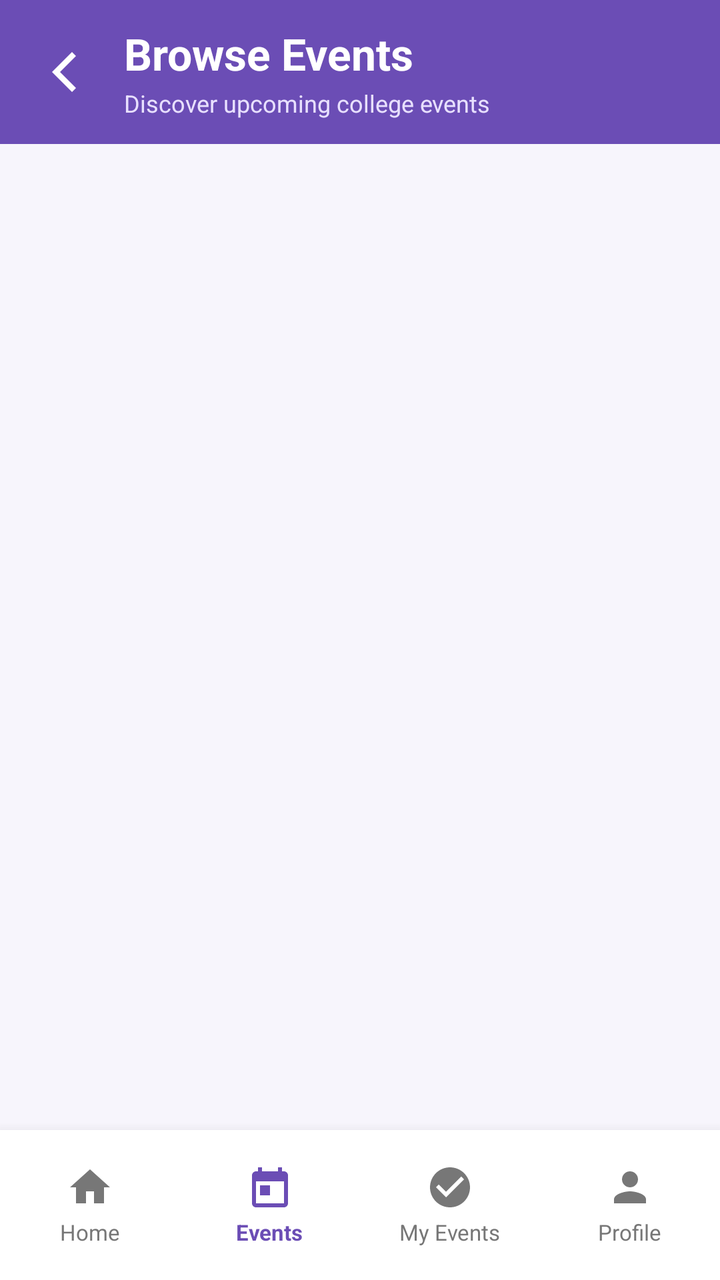
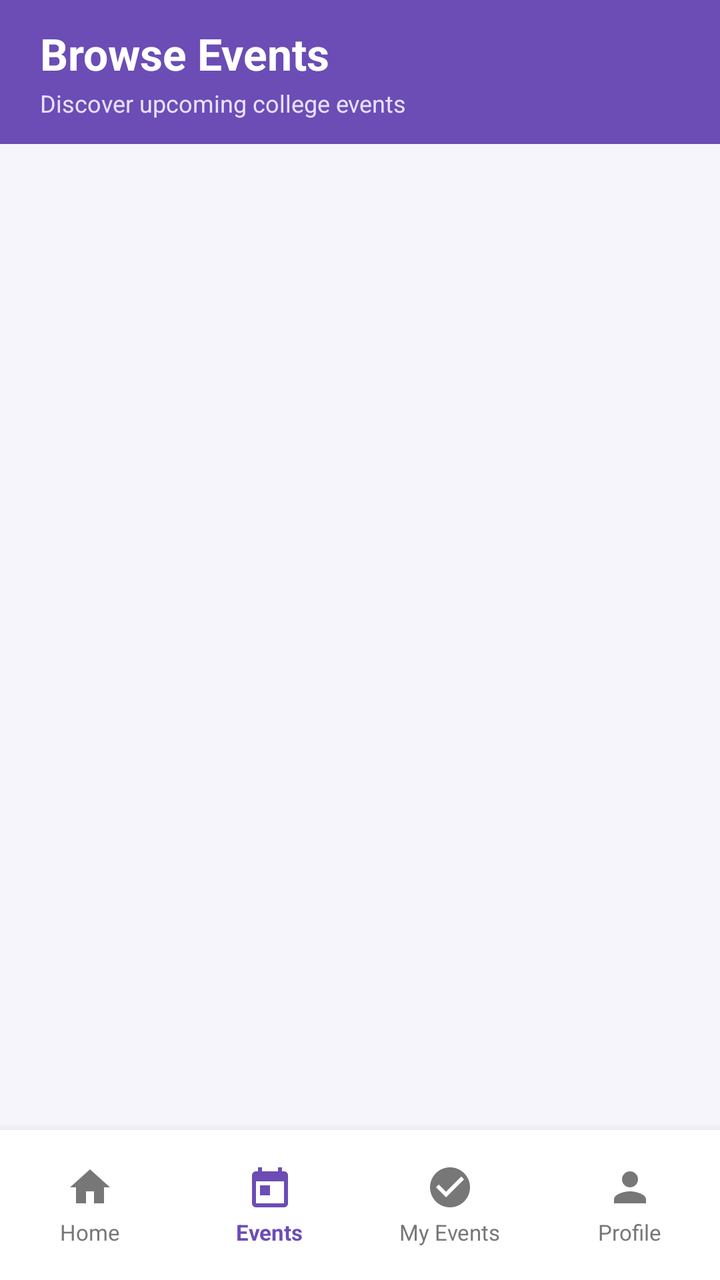

Screens rendered from an Android XML layout before and after an edit, with the pre-edit source and the edit as a unified diff.
<!-- AndroidManifest.xml: application theme Theme.CollegeEventManagement -->
<!-- res/layout/activity_browse_events.xml -->
<?xml version="1.0" encoding="utf-8"?>
<LinearLayout
    xmlns:android="http://schemas.android.com/apk/res/android"
    xmlns:app="http://schemas.android.com/apk/res-auto"
    android:layout_width="match_parent"
    android:layout_height="match_parent"
    android:orientation="vertical"
    android:background="#F7F5FC">


    
    
    

    <LinearLayout
        android:layout_width="match_parent"
        android:layout_height="wrap_content"
        android:minHeight="72dp"
        android:orientation="horizontal"
        android:gravity="center_vertical"
        android:background="#6B4DB5"
        android:paddingStart="8dp"
        android:paddingEnd="12dp">

        

        <ImageButton
            android:id="@+id/backButton"
            android:layout_width="48dp"
            android:layout_height="48dp"
            android:layout_gravity="center_vertical"
            android:background="@android:color/transparent"
            android:src="@drawable/ic_arrow_back"
            app:tint="@android:color/white"
            android:contentDescription="Back"
            android:clickable="true"
            android:focusable="true"
            android:padding="10dp" />


        

        <LinearLayout
            android:layout_width="0dp"
            android:layout_height="wrap_content"
            android:layout_weight="1"
            android:orientation="vertical"
            android:paddingStart="6dp">

            <TextView
                android:layout_width="wrap_content"
                android:layout_height="wrap_content"
                android:text="Browse Events"
                android:textColor="@android:color/white"
                android:textSize="22sp"
                android:textStyle="bold" />

            <TextView
                android:layout_width="wrap_content"
                android:layout_height="wrap_content"
                android:text="Discover upcoming college events"
                android:textColor="#E8E0FF"
                android:textSize="12sp"
                android:layout_marginTop="2dp" />

        </LinearLayout>

    </LinearLayout>


    
    
    

    <ScrollView
        android:layout_width="match_parent"
        android:layout_height="0dp"
        android:layout_weight="1"
        android:fillViewport="true"
        android:scrollbars="vertical">

        <LinearLayout
            android:id="@+id/eventsContainer"
            android:layout_width="match_parent"
            android:layout_height="wrap_content"
            android:orientation="vertical"
            android:paddingTop="8dp"
            android:paddingBottom="24dp" />

    </ScrollView>


    
    
    

    <LinearLayout
        android:layout_width="match_parent"
        android:layout_height="75dp"
        android:orientation="horizontal"
        android:gravity="center"
        android:background="@android:color/white"
        android:elevation="10dp"
        android:paddingTop="4dp"
        android:paddingBottom="4dp">


        
        
        

        <LinearLayout
            android:id="@+id/navHome"
            android:layout_width="0dp"
            android:layout_height="match_parent"
            android:layout_weight="1"
            android:orientation="vertical"
            android:gravity="center"
            android:clickable="true"
            android:focusable="true"
            android:background="?attr/selectableItemBackgroundBorderless">

            <ImageView
                android:layout_width="24dp"
                android:layout_height="24dp"
                android:src="@drawable/ic_home"
                android:contentDescription="Home"
                app:tint="#777777" />

            <TextView
                android:layout_width="wrap_content"
                android:layout_height="wrap_content"
                android:text="Home"
                android:textSize="11sp"
                android:textColor="#777777"
                android:layout_marginTop="3dp" />

        </LinearLayout>


        
        
        

        <LinearLayout
            android:id="@+id/navEvents"
            android:layout_width="0dp"
            android:layout_height="match_parent"
            android:layout_weight="1"
            android:orientation="vertical"
            android:gravity="center"
            android:clickable="true"
            android:focusable="true"
            android:background="?attr/selectableItemBackgroundBorderless">

            <ImageView
                android:layout_width="24dp"
                android:layout_height="24dp"
                android:src="@drawable/ic_event"
                android:contentDescription="Events"
                app:tint="#6B4DB5" />

            <TextView
                android:layout_width="wrap_content"
                android:layout_height="wrap_content"
                android:text="Events"
                android:textSize="11sp"
                android:textColor="#6B4DB5"
                android:textStyle="bold"
                android:layout_marginTop="3dp" />

        </LinearLayout>


        
        
        

        <LinearLayout
            android:id="@+id/navMyEvents"
            android:layout_width="0dp"
            android:layout_height="match_parent"
            android:layout_weight="1"
            android:orientation="vertical"
            android:gravity="center"
            android:clickable="true"
            android:focusable="true"
            android:background="?attr/selectableItemBackgroundBorderless">

            <ImageView
                android:layout_width="24dp"
                android:layout_height="24dp"
                android:src="@drawable/ic_confirmation"
                android:contentDescription="My Events"
                app:tint="#777777" />

            <TextView
                android:layout_width="wrap_content"
                android:layout_height="wrap_content"
                android:text="My Events"
                android:textSize="11sp"
                android:textColor="#777777"
                android:layout_marginTop="3dp" />

        </LinearLayout>


        
        
        

        <LinearLayout
            android:id="@+id/navProfile"
            android:layout_width="0dp"
            android:layout_height="match_parent"
            android:layout_weight="1"
            android:orientation="vertical"
            android:gravity="center"
            android:clickable="true"
            android:focusable="true"
            android:background="?attr/selectableItemBackgroundBorderless">

            <ImageView
                android:layout_width="24dp"
                android:layout_height="24dp"
                android:src="@drawable/ic_person"
                android:contentDescription="Profile"
                app:tint="#777777" />

            <TextView
                android:layout_width="wrap_content"
                android:layout_height="wrap_content"
                android:text="Profile"
                android:textSize="11sp"
                android:textColor="#777777"
                android:layout_marginTop="3dp" />

        </LinearLayout>

    </LinearLayout>

</LinearLayout>
<!-- resources referenced by this layout -->
<resources>
  <!-- drawable ic_arrow_back (drawable) -->
  <?xml version="1.0" encoding="utf-8"?>
  <vector xmlns:android="http://schemas.android.com/apk/res/android"
      android:width="32dp"
      android:height="32dp"
      android:viewportWidth="32"
      android:viewportHeight="32">
  
      <path
          android:fillColor="#FFFFFF"
          android:pathData="M20,6 L10,16 L20,26 L22,24 L14,16 L22,8 Z" />
  
  </vector>
  <!-- drawable ic_confirmation (drawable) -->
  <?xml version="1.0" encoding="utf-8"?>
  <vector xmlns:android="http://schemas.android.com/apk/res/android"
      android:width="24dp"
      android:height="24dp"
      android:viewportWidth="24"
      android:viewportHeight="24">
  
      <path
          android:fillColor="#FFFFFFFF"
          android:pathData="M12,2C6.48,2 2,6.48 2,12s4.48,10 10,10 10,-4.48 10,-10S17.52,2 12,2zM10,17l-5,-5 1.41,-1.41L10,14.17l7.59,-7.59L19,8l-9,9z" />
  
  </vector>
  <!-- drawable ic_event (drawable) -->
  <?xml version="1.0" encoding="utf-8"?>
  <vector xmlns:android="http://schemas.android.com/apk/res/android"
      android:width="24dp"
      android:height="24dp"
      android:viewportWidth="24"
      android:viewportHeight="24">
  
      <path
          android:fillColor="#FFFFFFFF"
          android:pathData="M19,4h-1V2h-2v2H8V2H6v2H5c-1.1,0 -2,0.9 -2,2v14c0,1.1 0.9,2 2,2h14c1.1,0 2,-0.9 2,-2V6c0,-1.1 -0.9,-2 -2,-2zM19,20H5V9h14v11zM7,11h5v5H7z" />
  
  </vector>
  <!-- drawable ic_home (drawable) -->
  <?xml version="1.0" encoding="utf-8"?>
  <vector xmlns:android="http://schemas.android.com/apk/res/android"
      android:width="24dp"
      android:height="24dp"
      android:viewportWidth="24"
      android:viewportHeight="24">
  
      <path
          android:fillColor="#FF000000"
          android:pathData="M10,20v-6h4v6h5v-8h3L12,3 2,12h3v8z" />
  
  </vector>
  <!-- drawable ic_person (drawable) -->
  <?xml version="1.0" encoding="utf-8"?>
  <vector xmlns:android="http://schemas.android.com/apk/res/android"
      android:width="24dp"
      android:height="24dp"
      android:viewportWidth="24"
      android:viewportHeight="24">
  
      <path
          android:fillColor="#FF000000"
          android:pathData="M12,12c2.21,0 4,-1.79 4,-4s-1.79,-4 -4,-4 -4,1.79 -4,4 1.79,4 4,4zM12,14c-2.67,0 -8,1.34 -8,4v2h16v-2c0,-2.66 -5.33,-4 -8,-4z" />
  
  </vector>
  <style name="Theme.CollegeEventManagement" parent="Base.Theme.CollegeEventManagement" />
  <style name="Base.Theme.CollegeEventManagement" parent="Theme.Material3.DayNight.NoActionBar">
          
          
      </style>
</resources>

<!-- the commit's change to res/layout/activity_browse_events.xml (unified diff, before → after) -->
@@ -19,33 +19,16 @@
         android:orientation="horizontal"
         android:gravity="center_vertical"
         android:background="#6B4DB5"
-        android:paddingStart="8dp"
+        android:paddingStart="20dp"
         android:paddingEnd="12dp">
 
         
 
-        <ImageButton
-            android:id="@+id/backButton"
-            android:layout_width="48dp"
-            android:layout_height="48dp"
-            android:layout_gravity="center_vertical"
-            android:background="@android:color/transparent"
-            android:src="@drawable/ic_arrow_back"
-            app:tint="@android:color/white"
-            android:contentDescription="Back"
-            android:clickable="true"
-            android:focusable="true"
-            android:padding="10dp" />
-
-
-        
-
         <LinearLayout
             android:layout_width="0dp"
             android:layout_height="wrap_content"
             android:layout_weight="1"
-            android:orientation="vertical"
-            android:paddingStart="6dp">
+            android:orientation="vertical">
 
             <TextView
                 android:layout_width="wrap_content"
<!-- resource entries referenced after the edit -->
@@ -1,18 +1,5 @@
 <!-- resources referenced by this layout -->
 <resources>
-  <!-- drawable ic_arrow_back (drawable) -->
-  <?xml version="1.0" encoding="utf-8"?>
-  <vector xmlns:android="http://schemas.android.com/apk/res/android"
-      android:width="32dp"
-      android:height="32dp"
-      android:viewportWidth="32"
-      android:viewportHeight="32">
-  
-      <path
-          android:fillColor="#FFFFFF"
-          android:pathData="M20,6 L10,16 L20,26 L22,24 L14,16 L22,8 Z" />
-  
-  </vector>
   <!-- drawable ic_confirmation (drawable) -->
   <?xml version="1.0" encoding="utf-8"?>
   <vector xmlns:android="http://schemas.android.com/apk/res/android"
